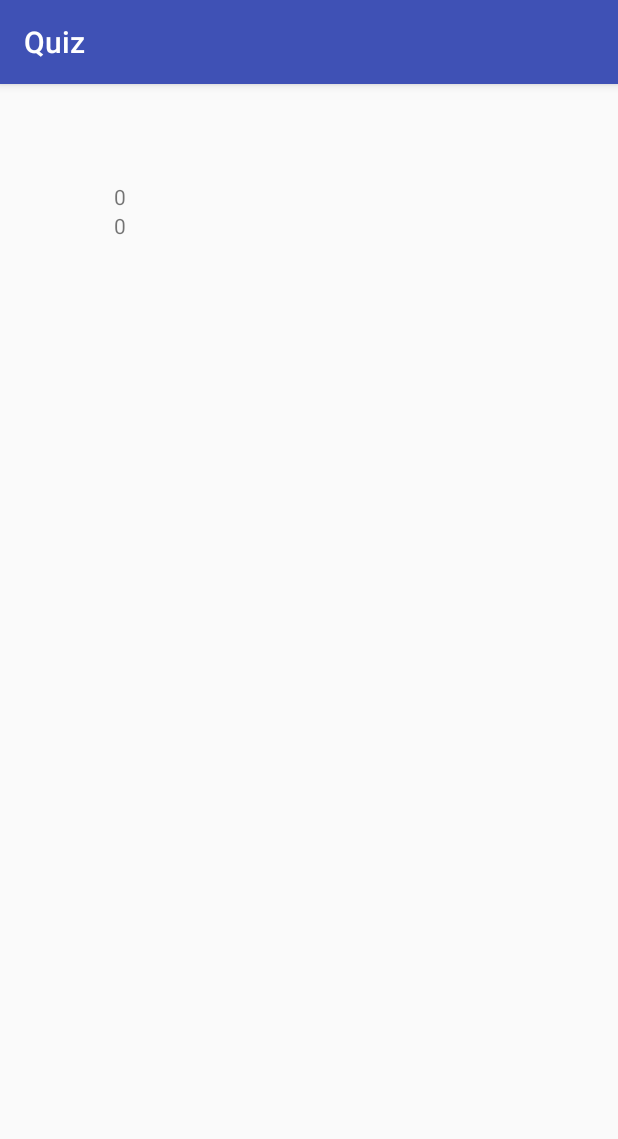
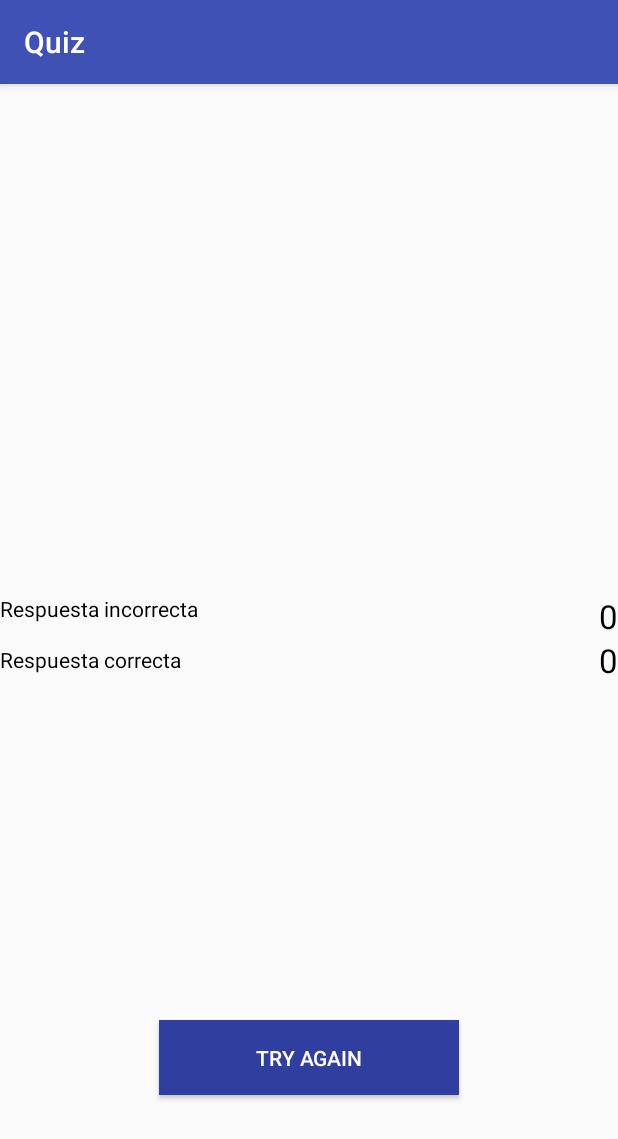
Before and after one commit to hamzon55/quiz, an Android app: the LastQuiz screen opened directly, with no data from a screen before it, on a phone screen of 412 x 824 dp. Shown: the top 1139 px of the screen. Run offline under Robolectric (Android 15) with nearby library versions, the phone set to English and light mode, and no system bars; 2 statements that could not run were skipped.

```diff
--- a/app/src/main/java/com/lasalle/quiz/LastQuiz.java
+++ b/app/src/main/java/com/lasalle/quiz/LastQuiz.java
@@ -3,6 +3,8 @@ package com.lasalle.quiz;
 import android.content.Intent;
 import android.os.Bundle;
 import android.support.v7.app.AppCompatActivity;
+import android.view.View;
+import android.widget.Button;
 import android.widget.RadioButton;
 import android.widget.TextView;
 
@@ -26,6 +28,15 @@ public class LastQuiz extends AppCompatActivity {
       falso = (Integer) extras.get("param2");
         text1.setText(Integer.toString(falso));
 
+
+        Button b2 = (Button) findViewById(R.id.b2);
+        b2.setOnClickListener(new View.OnClickListener() {
+            public void onClick(View v) {
+                Intent intent = new Intent(LastQuiz.this, MainActivity.class);
+                startActivity(intent);
+            }
+        });
+
     }
 
     }
--- a/app/src/main/java/com/lasalle/quiz/QuizOne.java
+++ b/app/src/main/java/com/lasalle/quiz/QuizOne.java
@@ -23,6 +23,8 @@ public class QuizOne extends AppCompatActivity {
 
         final RadioButton r1 = (RadioButton)findViewById(R.id.r1);
         final RadioButton r2 = (RadioButton)findViewById(R.id.r2);
+        final RadioButton r3 = (RadioButton)findViewById(R.id.r3);
+        final RadioButton r4 = (RadioButton)findViewById(R.id.r4);
 
         Button b2 = (Button) findViewById(R.id.b2);
         b2.setOnClickListener(new View.OnClickListener() {
@@ -37,7 +39,7 @@ public class QuizOne extends AppCompatActivity {
 
                   startActivity(i);
              }
-              else if (r2.isChecked()){
+              else if (r2.isChecked()|| r3.isChecked()|| r4.isChecked()){
                     correcto=0;
                     falso++;
                   Intent i=new Intent(QuizOne.this,LastQuiz.class);
--- a/app/src/main/res/layout/lastquiz.xml
+++ b/app/src/main/res/layout/lastquiz.xml
@@ -8,25 +8,60 @@
         android:layout_width="match_parent"
         android:layout_height="match_parent">
 
+        <TextView
+            android:text="param2"
+            android:layout_width="wrap_content"
+            android:layout_height="wrap_content"
+            android:textSize="22dp"
+            android:textColor="#000"
+
+            android:id="@+id/texto"
+            android:layout_centerVertical="true"
+            android:layout_alignParentEnd="true" />
 
         <TextView
-            android:text="TextView"
+            android:text="param1"
             android:layout_width="wrap_content"
             android:layout_height="wrap_content"
-            android:layout_alignParentStart="true"
-            android:layout_marginStart="76dp"
-            android:id="@+id/texto"
-            android:layout_below="@+id/text1" />
+            android:textSize="22dp"
+            android:textColor="#000"
+            android:id="@+id/text1"
+
+
+            android:layout_above="@+id/texto"
+            android:layout_alignParentEnd="true" />
 
         <TextView
-            android:text="TextView"
+            android:text="@string/Textincorrect"
+            android:textColor="#000000"
             android:layout_width="wrap_content"
             android:layout_height="wrap_content"
-            android:layout_alignParentTop="true"
+            android:layout_alignTop="@+id/text1"
             android:layout_alignParentStart="true"
-            android:layout_marginStart="76dp"
-            android:layout_marginTop="65dp"
-            android:id="@+id/text1" />
+            android:id="@+id/textView5" />
+
+        <TextView
+            android:text="@string/Textcorrect"
+            android:layout_width="wrap_content"
+            android:textColor="#000000"
+            android:layout_height="wrap_content"
+            android:layout_centerVertical="true"
+            android:layout_alignParentStart="true"
+            android:id="@+id/textView6"
+            android:layout_alignEnd="@+id/textView5" />
+
+        <Button
+            android:text="@string/Textagain"
+            android:background="@color/colorPrimaryDark"
+            android:textColor="#ffffff"
+            android:id="@+id/b2"
+            android:layout_width="200dp"
+            android:layout_height="50dp"
+            android:layout_alignParentBottom="true"
+            android:layout_centerHorizontal="true"
+            android:layout_marginBottom="94dp" />
+
+
     </RelativeLayout>
 
 </LinearLayout>
--- a/app/src/main/res/values/strings.xml
+++ b/app/src/main/res/values/strings.xml
@@ -1,10 +1,17 @@
 <resources>
     <string name="app_name">Quiz</string>
     <string name="respuesta1">Respuesta1</string>
+    <string name="respuesta12">Respuesta1</string>
     <string name="respuesta2">Respuesta2</string>
     <string name="respuesta3">Respuesta3</string>
     <string name="respuesta4">Respuesta4</string>
     <string name="Text1">Who won the Cup</string>
     <string name="Text0">Question 1/5</string>
+    <string name="Text2">Who is Sabas</string>
+    <string name="Textcorrect">Respuesta correcta</string>
+    <string name="Textincorrect">Respuesta incorrecta</string>
+    <string name="Textagain">Try Again</string>
+
+
 
 </resources>
```
Also changed, not shown: app/src/main/res/layout/quiztwo.xml (added, +75 -0 lines).
